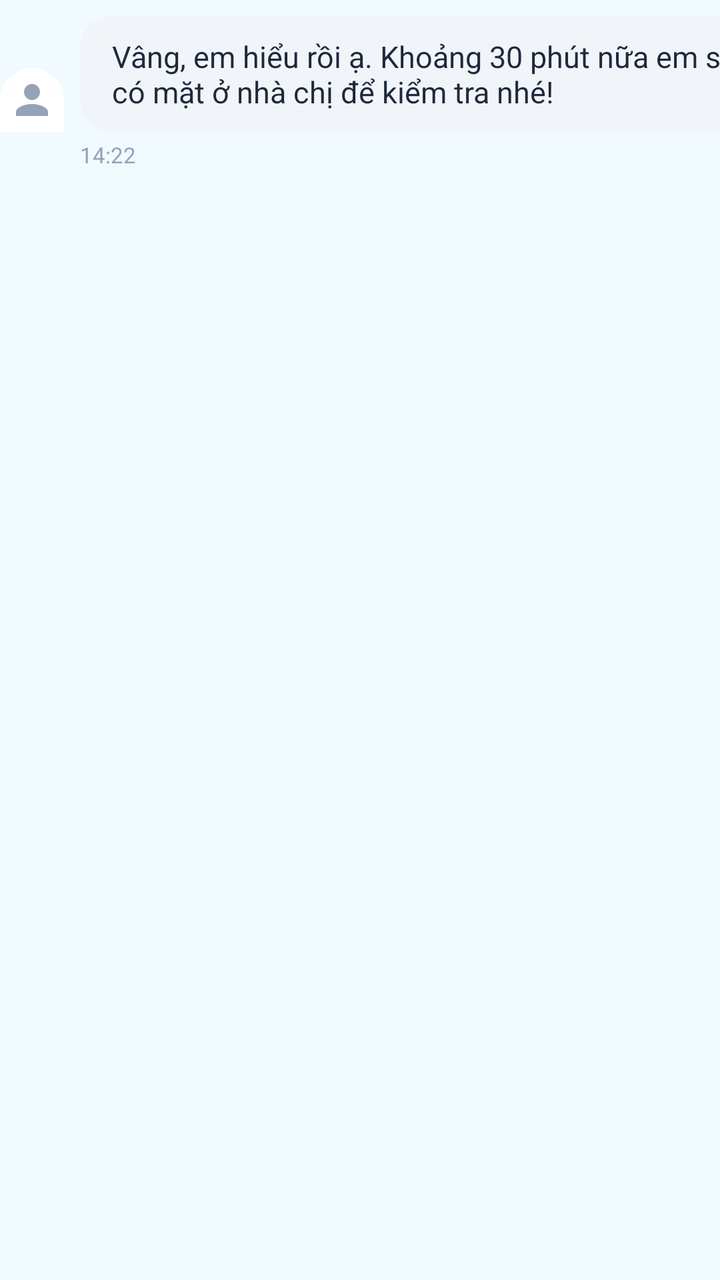
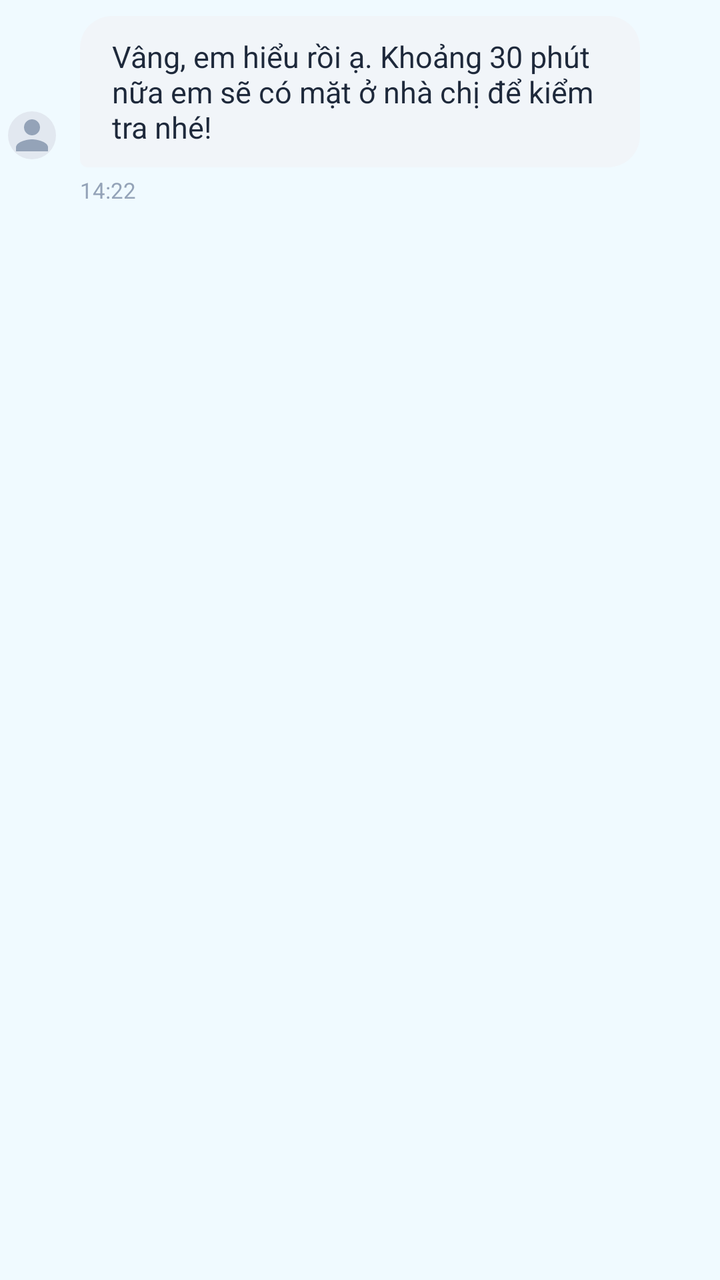

Two renders of the same Android screen: before a commit and after it. Below are the layout's source before the change and the commit's diff.
<!-- AndroidManifest.xml: application theme Theme.FixItVN -->
<!-- res/layout/item_message_received.xml -->
<?xml version="1.0" encoding="utf-8"?>
<androidx.constraintlayout.widget.ConstraintLayout
    xmlns:android="http://schemas.android.com/apk/res/android"
    xmlns:app="http://schemas.android.com/apk/res-auto"
    android:layout_width="match_parent"
    android:layout_height="wrap_content"
    android:paddingTop="8dp">

    <ImageView
        android:id="@+id/ivReceivedAvatar"
        android:layout_width="32dp"
        android:layout_height="32dp"
        android:background="@drawable/bg_bottom_sheet"
        android:padding="4dp"
        android:src="@drawable/ic_person"
        app:tint="#94A3B8"
        app:layout_constraintBottom_toBottomOf="@id/cardReceivedMessage"
        app:layout_constraintStart_toStartOf="parent" />

    <com.google.android.material.card.MaterialCardView
        android:id="@+id/cardReceivedMessage"
        android:layout_width="wrap_content"
        android:layout_height="wrap_content"
        android:layout_marginStart="8dp"
        android:layout_marginEnd="60dp"
        app:cardBackgroundColor="#F1F5F9"
        app:cardCornerRadius="16dp"
        app:cardElevation="0dp"
        app:strokeWidth="0dp"
        app:layout_constraintStart_toEndOf="@id/ivReceivedAvatar"
        app:layout_constraintTop_toTopOf="parent">

        <TextView
            android:id="@+id/tvReceivedMessage"
            android:layout_width="wrap_content"
            android:layout_height="wrap_content"
            android:paddingHorizontal="16dp"
            android:paddingVertical="10dp"
            android:text="Vâng, em hiểu rồi ạ. Khoảng 30 phút nữa em sẽ có mặt ở nhà chị để kiểm tra nhé!"
            android:textColor="#1E293B"
            android:textSize="15sp" />
    </com.google.android.material.card.MaterialCardView>

    <TextView
        android:id="@+id/tvReceivedTime"
        android:layout_width="wrap_content"
        android:layout_height="wrap_content"
        android:layout_marginStart="8dp"
        android:layout_marginTop="4dp"
        android:text="14:22"
        android:textColor="#94A3B8"
        android:textSize="11sp"
        app:layout_constraintStart_toEndOf="@id/ivReceivedAvatar"
        app:layout_constraintTop_toBottomOf="@id/cardReceivedMessage" />

</androidx.constraintlayout.widget.ConstraintLayout>
<!-- resources referenced by this layout -->
<resources>
  <!-- drawable bg_bottom_sheet (drawable) -->
  <?xml version="1.0" encoding="utf-8"?>
  <shape xmlns:android="http://schemas.android.com/apk/res/android">
      <solid android:color="@android:color/white"/>
      <corners
          android:topLeftRadius="24dp"
          android:topRightRadius="24dp"/>
  </shape>
  <!-- drawable ic_person (drawable) -->
  <vector xmlns:android="http://schemas.android.com/apk/res/android"
      android:width="24dp"
      android:height="24dp"
      android:viewportWidth="24"
      android:viewportHeight="24">
      <path
          android:fillColor="#000000"
          android:pathData="M12,12c2.21,0 4,-1.79 4,-4s-1.79,-4 -4,-4 -4,1.79 -4,4 1.79,4 4,4zM12,14c-2.67,0 -8,1.34 -8,4v2h16v-2c0,-2.66 -5.33,-4 -8,-4z"/>
  </vector>
  <style name="Theme.FixItVN" parent="Theme.MaterialComponents.DayNight.NoActionBar">
  
          
          <item name="colorPrimary">#42c2ff</item>
          <item name="colorPrimaryDark">#00658b</item>
          <item name="colorPrimaryVariant">#00658b</item>
          <item name="colorOnPrimary">#ffffff</item>
  
          
          <item name="colorSecondary">#42c2ff</item>
          <item name="colorSecondaryVariant">#1a9fe0</item>
          <item name="colorOnSecondary">#ffffff</item>
  
          
          <item name="android:colorBackground">#f0faff</item>
          <item name="android:windowBackground">#f0faff</item>
          <item name="colorSurface">#ffffff</item>
          <item name="colorOnSurface">#0d1b2a</item>
  
          
          <item name="android:statusBarColor">#ffffff</item>
          <item name="android:windowLightStatusBar">true</item>
  
          
          <item name="android:navigationBarColor">#ffffff</item>
  
          
          <item name="bottomNavigationStyle">@style/Widget.FixIt.BottomNavigationView</item>
  
      </style>
  <style name="Widget.FixIt.BottomNavigationView" parent="Widget.MaterialComponents.BottomNavigationView">
          <item name="itemTextAppearanceActive">@style/TextAppearance.FixIt.BottomNav</item>
          <item name="itemTextAppearanceInactive">@style/TextAppearance.FixIt.BottomNav</item>
      </style>
  <style name="TextAppearance.FixIt.BottomNav" parent="TextAppearance.MaterialComponents.Caption">
          <item name="android:textSize">10sp</item>
          <item name="android:fontFamily">sans-serif-medium</item>
      </style>
</resources>

<!-- the commit's change to res/layout/item_message_received.xml (unified diff, before → after) -->
@@ -6,40 +6,34 @@
     android:layout_height="wrap_content"
     android:paddingTop="8dp">
 
-    <ImageView
+    <com.google.android.material.imageview.ShapeableImageView
         android:id="@+id/ivReceivedAvatar"
         android:layout_width="32dp"
         android:layout_height="32dp"
-        android:background="@drawable/bg_bottom_sheet"
+        android:background="#E2E8F0"
         android:padding="4dp"
         android:src="@drawable/ic_person"
+        android:scaleType="centerCrop"
         app:tint="#94A3B8"
-        app:layout_constraintBottom_toBottomOf="@id/cardReceivedMessage"
+        app:shapeAppearanceOverlay="@style/CircleImageView"
+        app:layout_constraintBottom_toBottomOf="@id/tvReceivedMessage"
         app:layout_constraintStart_toStartOf="parent" />
 
-    <com.google.android.material.card.MaterialCardView
-        android:id="@+id/cardReceivedMessage"
+    <TextView
+        android:id="@+id/tvReceivedMessage"
         android:layout_width="wrap_content"
         android:layout_height="wrap_content"
         android:layout_marginStart="8dp"
         android:layout_marginEnd="60dp"
-        app:cardBackgroundColor="#F1F5F9"
-        app:cardCornerRadius="16dp"
-        app:cardElevation="0dp"
-        app:strokeWidth="0dp"
+        android:background="@drawable/bg_message_received_bubble"
+        android:maxWidth="280dp"
+        android:paddingHorizontal="16dp"
+        android:paddingVertical="10dp"
+        android:text="Vâng, em hiểu rồi ạ. Khoảng 30 phút nữa em sẽ có mặt ở nhà chị để kiểm tra nhé!"
+        android:textColor="#1E293B"
+        android:textSize="15sp"
         app:layout_constraintStart_toEndOf="@id/ivReceivedAvatar"
-        app:layout_constraintTop_toTopOf="parent">
-
-        <TextView
-            android:id="@+id/tvReceivedMessage"
-            android:layout_width="wrap_content"
-            android:layout_height="wrap_content"
-            android:paddingHorizontal="16dp"
-            android:paddingVertical="10dp"
-            android:text="Vâng, em hiểu rồi ạ. Khoảng 30 phút nữa em sẽ có mặt ở nhà chị để kiểm tra nhé!"
-            android:textColor="#1E293B"
-            android:textSize="15sp" />
-    </com.google.android.material.card.MaterialCardView>
+        app:layout_constraintTop_toTopOf="parent" />
 
     <TextView
         android:id="@+id/tvReceivedTime"
@@ -51,6 +45,6 @@
         android:textColor="#94A3B8"
         android:textSize="11sp"
         app:layout_constraintStart_toEndOf="@id/ivReceivedAvatar"
-        app:layout_constraintTop_toBottomOf="@id/cardReceivedMessage" />
+        app:layout_constraintTop_toBottomOf="@id/tvReceivedMessage" />
 
 </androidx.constraintlayout.widget.ConstraintLayout>
<!-- resource entries referenced after the edit -->
@@ -1,12 +1,14 @@
 <!-- resources referenced by this layout -->
 <resources>
-  <!-- drawable bg_bottom_sheet (drawable) -->
+  <!-- drawable bg_message_received_bubble (drawable) -->
   <?xml version="1.0" encoding="utf-8"?>
   <shape xmlns:android="http://schemas.android.com/apk/res/android">
-      <solid android:color="@android:color/white"/>
+      <solid android:color="#F1F5F9" />
       <corners
-          android:topLeftRadius="24dp"
-          android:topRightRadius="24dp"/>
+          android:topLeftRadius="16dp"
+          android:topRightRadius="16dp"
+          android:bottomLeftRadius="4dp"
+          android:bottomRightRadius="16dp" />
   </shape>
   <!-- drawable ic_person (drawable) -->
   <vector xmlns:android="http://schemas.android.com/apk/res/android"
@@ -18,6 +20,10 @@
           android:fillColor="#000000"
           android:pathData="M12,12c2.21,0 4,-1.79 4,-4s-1.79,-4 -4,-4 -4,1.79 -4,4 1.79,4 4,4zM12,14c-2.67,0 -8,1.34 -8,4v2h16v-2c0,-2.66 -5.33,-4 -8,-4z"/>
   </vector>
+  <style name="CircleImageView" parent="">
+          <item name="cornerFamily">rounded</item>
+          <item name="cornerSize">50%</item>
+      </style>
   <style name="Theme.FixItVN" parent="Theme.MaterialComponents.DayNight.NoActionBar">
   
           
